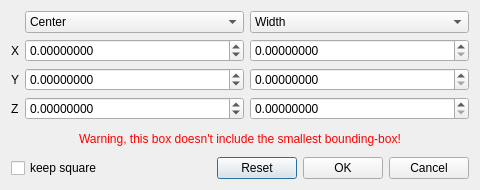
Before: the Qt Designer form qCC/ui_templates/boundingBoxEditorDlg.ui in CloudCompare/CloudCompare, drawn with Qt 5.
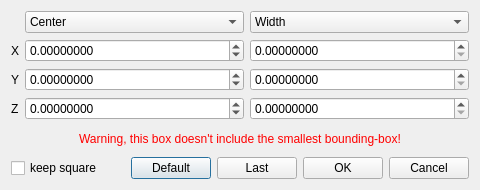
After: the same form once the commit is applied.

Commit message: New 'last' button added to the bounding-box editor dialog

```diff
--- a/qCC/ui_templates/boundingBoxEditorDlg.ui
+++ b/qCC/ui_templates/boundingBoxEditorDlg.ui
@@ -266,7 +266,14 @@
      <item>
       <widget class="QPushButton" name="resetPushButton">
        <property name="text">
-        <string>Reset</string>
+        <string>Default</string>
+       </property>
+      </widget>
+     </item>
+     <item>
+      <widget class="QPushButton" name="lastPushButton">
+       <property name="text">
+        <string>Last</string>
        </property>
       </widget>
      </item>
```
Left out of the diff: 4 changed lines with no effect on the pictures. The commit also changes 4 other files.
